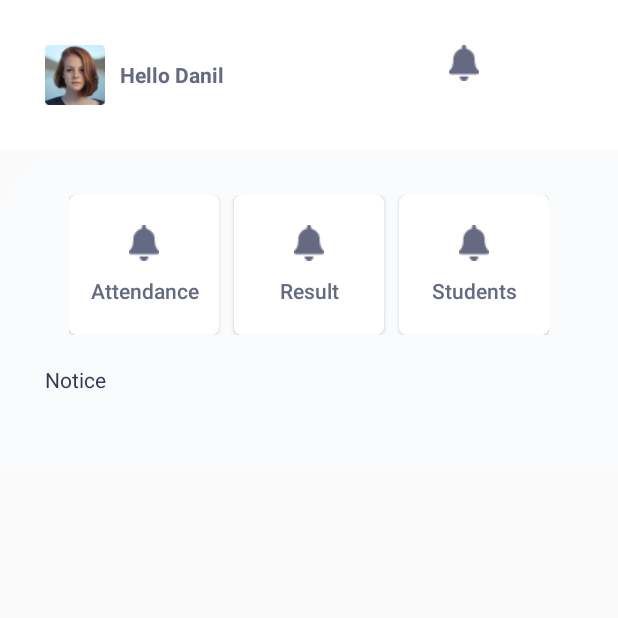
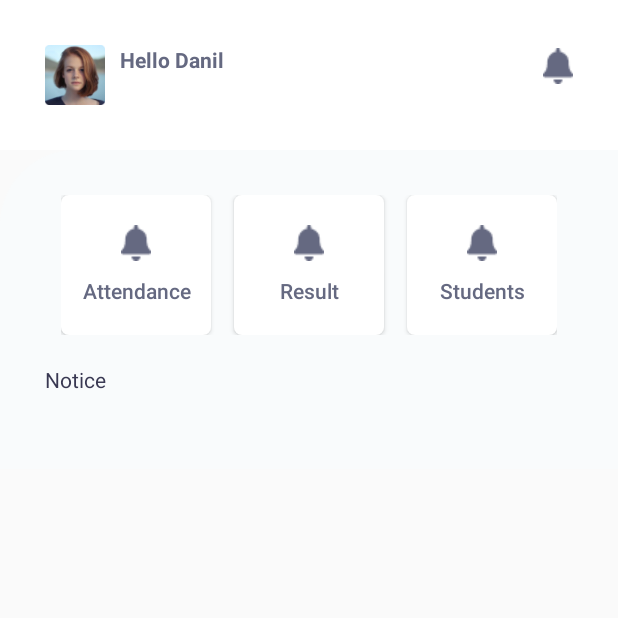
Before and after one commit to Alucoder/S-cool, an Android app: the DashboardActivity screen opened directly, with no data from a screen before it, on a phone screen of 412 x 824 dp, the top half of it. Run offline under Robolectric (Android 15) with nearby library versions, the phone set to English and light mode, and no system bars; Roboto replaces fonts that are not available here; 1 statement that could not run was skipped.

Commit message:
Fix design issue

```diff
--- a/app/src/main/res/layout/activity_dashboard.xml
+++ b/app/src/main/res/layout/activity_dashboard.xml
@@ -5,38 +5,43 @@
     android:layout_height="match_parent"
     xmlns:app="http://schemas.android.com/apk/res-auto">
 
-    <LinearLayout
+    <androidx.constraintlayout.widget.ConstraintLayout
         android:id="@+id/tvtitlebar"
         android:layout_width="match_parent"
         android:layout_height="wrap_content"
         android:background="@color/colorWhite"
         android:orientation="horizontal"
         android:padding="30dp"
-        android:layout_marginBottom="30dp"
-        tools:ignore="MissingConstraints">
+        tools:ignore="MissingConstraints"
+        >
 
         <ImageView
             android:layout_width="40dp"
             android:layout_height="40dp"
-            android:background="@drawable/user"></ImageView>
+            android:background="@drawable/user"
+            android:id="@+id/userimage"></ImageView>
 
         <TextView
             android:id="@+id/txtDashName"
             android:layout_width="wrap_content"
             android:layout_height="wrap_content"
-            android:layout_gravity="center"
-            android:layout_marginStart="10dp"
+            android:layout_marginLeft="10dp"
+            android:layout_marginTop="10dp"
+            android:text="Hello Danil"
+            android:textColor="@color/colorContext"
             android:textStyle="bold"
-            android:textColor="@color/colorContext"
-            android:text="Hello Danil" />
+            app:layout_constraintLeft_toRightOf="@+id/userimage"
+            tools:layout_editor_absoluteY="11dp" />
 
         <View
             android:layout_width="20dp"
             android:layout_height="24dp"
             android:layout_gravity="left"
-            android:layout_marginLeft="150dp"
-            android:background="@drawable/notification" />
-    </LinearLayout>
+            android:layout_marginTop="2dp"
+            android:background="@drawable/notification"
+            app:layout_constraintEnd_toEndOf="parent"
+            app:layout_constraintTop_toTopOf="parent" />
+    </androidx.constraintlayout.widget.ConstraintLayout>
 
     <LinearLayout
         android:layout_width="match_parent"
@@ -72,8 +77,8 @@
                 android:background="@drawable/custombtndashboard"
                 android:drawableTop="@drawable/notification"
                 android:drawablePadding="10dp"
-                android:layout_marginLeft="10dp"
-                android:layout_marginRight="10dp"
+                android:layout_marginLeft="15dp"
+                android:layout_marginRight="15dp"
                 android:text="Result"
                 android:textAllCaps="false"
                 android:textColor="@color/colorContext" />
```
